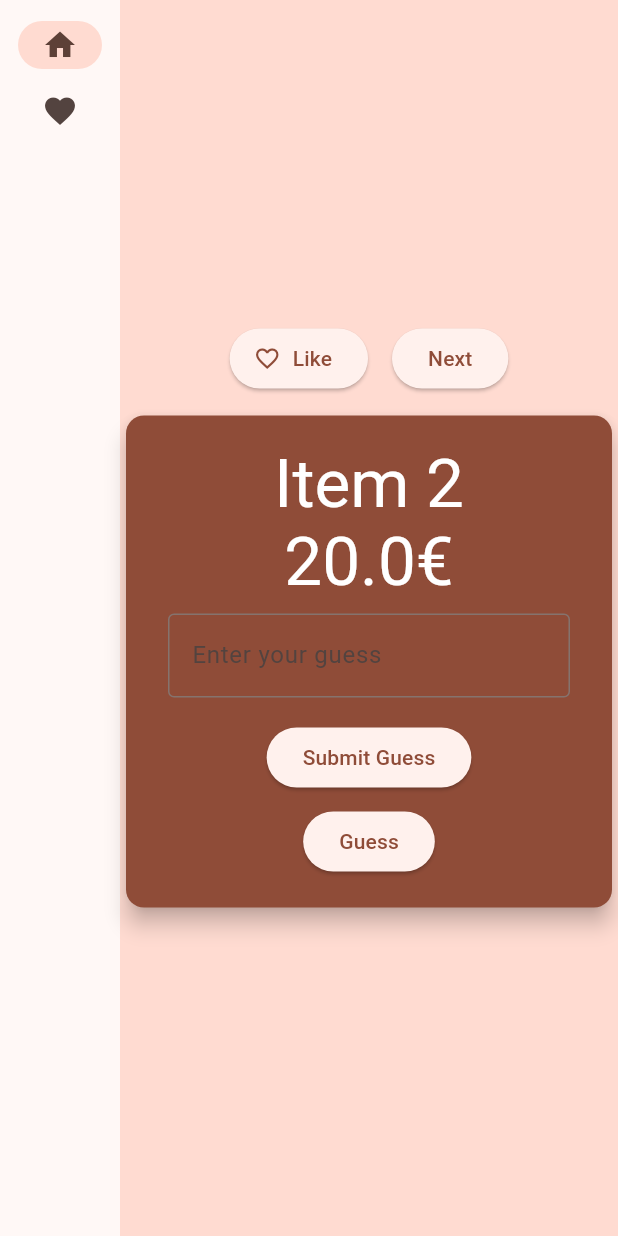
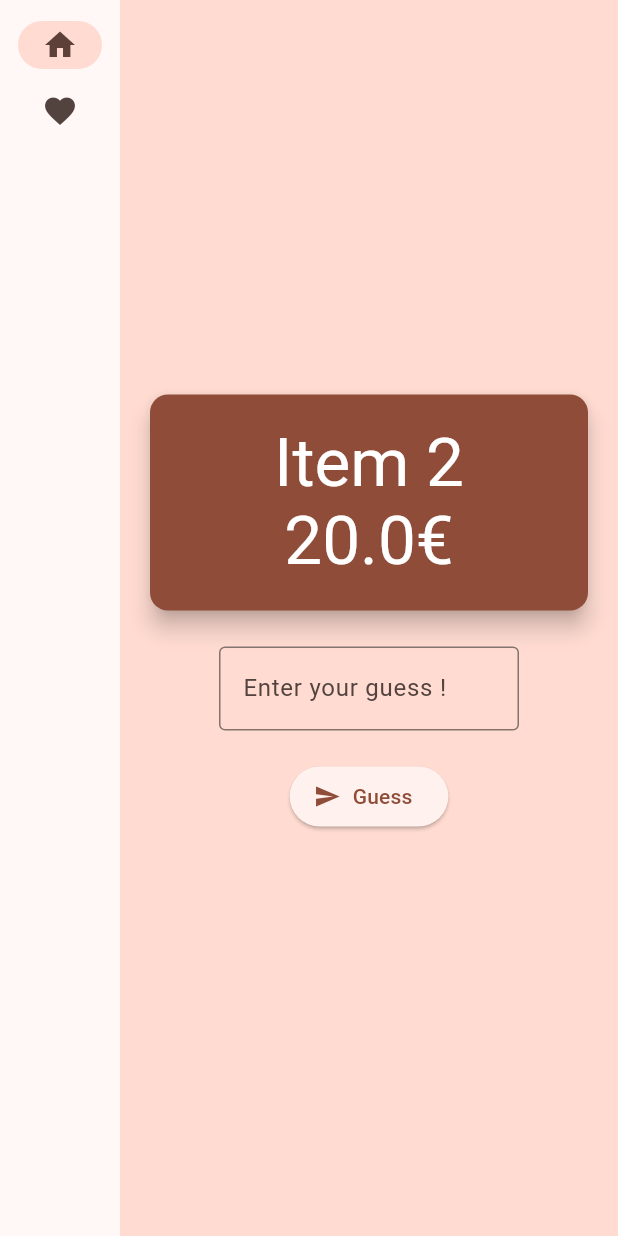
Before and after one commit to romainfd/ThePriceIsRight, a Flutter app: the screen it shows after launch, on a phone screen of 412 x 824 dp. Run offline on Flutter 3.47's test engine with Material 2 defaults, Android fonts, the light colour scheme and no system bars.

Commit message:
Working MVP

```diff
--- a/lib/main.dart
+++ b/lib/main.dart
@@ -138,27 +138,9 @@ class GeneratorPage extends StatelessWidget {
         mainAxisAlignment: MainAxisAlignment.center,
         children: [
           Spacer(flex: 3),
-          Row(
-            mainAxisSize: MainAxisSize.min,
-            children: [
-              ElevatedButton.icon(
-                onPressed: () {
-                  appState.toggleFavorite();
-                },
-                icon: Icon(icon),
-                label: Text('Like'),
-              ),
-              SizedBox(width: 16),
-              ElevatedButton(
-                onPressed: () {
-                  appState.getNext();
-                },
-                child: Text('Next'),
-              ),
-            ],
-          ),
           SizedBox(height: 10),
           GuesserCard(item: item),
+          SizedBox(height: 20),
           Expanded(
             flex: 3,
             child: HistoryView(),
@@ -188,13 +170,32 @@ class HistoryView extends StatelessWidget {
   }
 }
 
-class GuesserCard extends StatelessWidget {
+class GuesserCard extends StatefulWidget {
   const GuesserCard({
-    super.key,
+    Key? key,
     required this.item,
-  });
+  }) : super(key: key);
 
   final Item item;
+
+  @override
+  State<GuesserCard> createState() => _GuesserCardState();
+}
+
+class _GuesserCardState extends State<GuesserCard> {
+  late TextEditingController _controller;
+
+  @override
+  void initState() {
+    super.initState();
+    _controller = TextEditingController();
+  }
+
+  @override
+  void dispose() {
+    _controller.dispose();
+    super.dispose();
+  }
 
   @override
   Widget build(BuildContext context) {
@@ -204,7 +205,11 @@ class GuesserCard extends StatelessWidget {
       color: theme.colorScheme.onPrimary,
     );
 
-    return Card(
+    return Column(
+      children: [
+        Container(
+          width: 300,
+          child: Card(
             color: theme.colorScheme.primary,
             elevation: 6,
             child: Padding(
@@ -212,45 +217,47 @@ class GuesserCard extends StatelessWidget {
               child: Column(
                 children: [
                   Text(
-              item.name,
+                    widget.item.name,
                     style: style,
-              semanticsLabel: item.name,
+                    semanticsLabel: widget.item.name,
                   ),
                   Text(
-              "${item.price}€",
+                    "${widget.item.price}€",
                     style: style,
-              semanticsLabel: "${item.price}€",
+                    semanticsLabel: "${widget.item.price}€",
                   ),
-            Padding(
-              padding: const EdgeInsets.all(8.0),
+                ],
+              ),
+            ),
+          ),
+        ),
+        SizedBox(height: 20),
+        Container(
+          width: 200,
           child: TextField(
+              onSubmitted: (String value) {
+                double guess = double.parse(_controller.text);
+                appState.addGuess(guess);
+              },
               controller: _controller,
               keyboardType: TextInputType.number,
               decoration: InputDecoration(
-                  labelText: 'Enter your guess',
+                labelText: 'Enter your guess !',
                 border: OutlineInputBorder(),
+              )),
         ),
-              ),
-            ),
-            Padding(
-              padding: const EdgeInsets.all(8.0),
-              child: ElevatedButton(
-                onPressed: () {},
-                child: Text('Submit Guess'),
-              ),
-            ),
-            ElevatedButton(
+        SizedBox(height: 20),
+        ElevatedButton.icon(
           onPressed: () {
             if (_controller.text.isNotEmpty) {
               double guess = double.parse(_controller.text);
               appState.addGuess(guess);
             }
           },
-              child: Text('Guess'),
+          icon: Icon(Icons.send),
+          label: Text('Guess'),
         ),
       ],
-        ),
-      ),
     );
   }
 }
```
Lines whose indentation alone changed are shown as unchanged.
